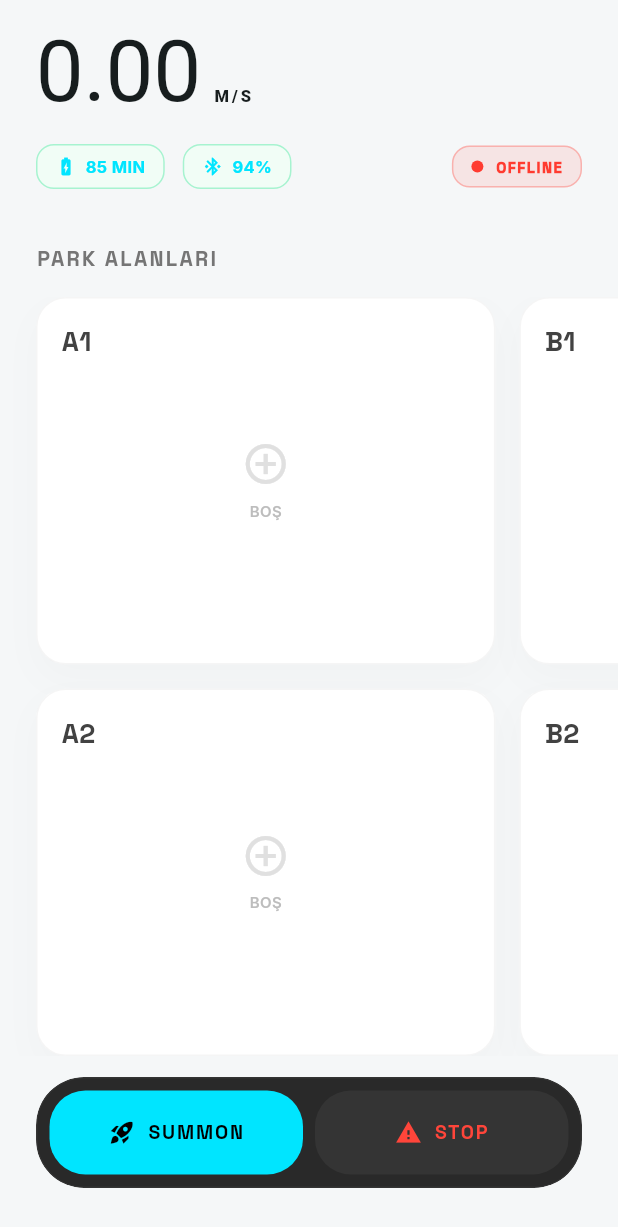
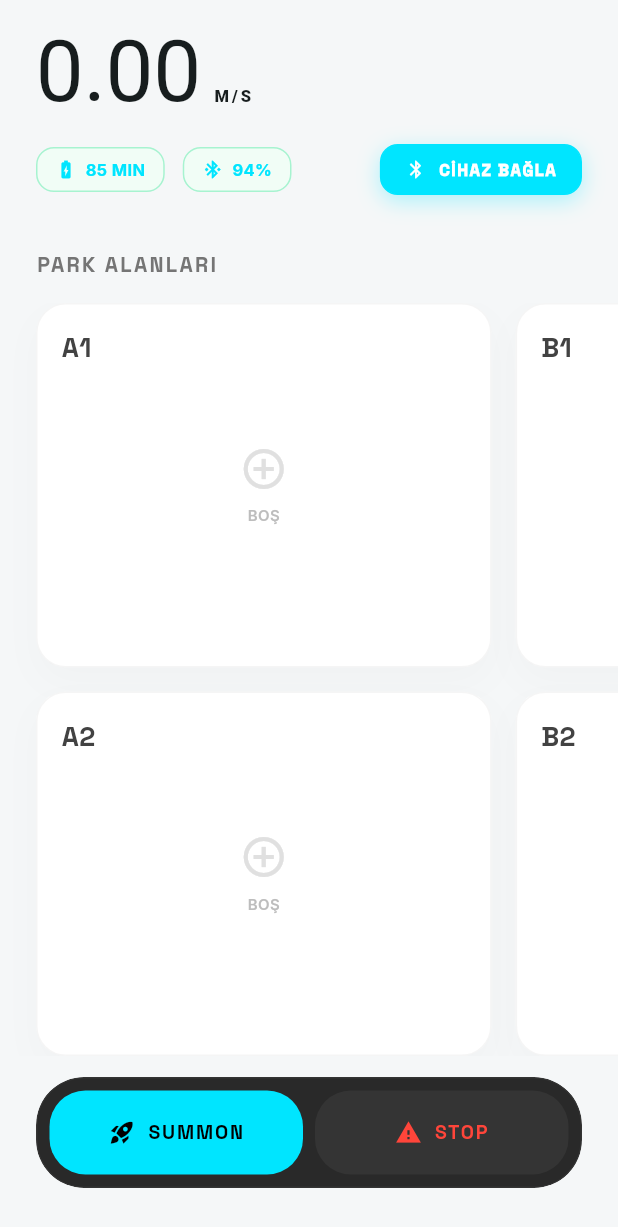
Before and after one commit to YavuzSelimFit/ParkinApp, a Flutter app: the screen it shows after launch, on a phone screen of 412 x 824 dp. Shown: the top 1227 px of the screen. Run offline on Flutter 3.47's test engine with Material 3 defaults, Android fonts, the phone set to English and light mode, and no system bars; our stand-ins replace camera, flutter_riverpod, google_fonts, permission_handler; missing offline and left inert: dart:ffi, flutter_reactive_ble, opencv_dart.

Commit message:
feat: update ArUco to 6x6 and optimize BLE for Arduino Pico

```diff
--- a/lib/features/scanner/application/aruco_scanner_service.dart
+++ b/lib/features/scanner/application/aruco_scanner_service.dart
@@ -14,7 +14,7 @@ class ArucoScannerService {
 
   void initialize() {
     if (_isInitialized) return;
-    final dictionary = cv.ArucoDictionary.predefined(cv.PredefinedDictionaryType.DICT_4X4_50);
+    final dictionary = cv.ArucoDictionary.predefined(cv.PredefinedDictionaryType.DICT_6X6_250);
     final parameters = cv.ArucoDetectorParameters.empty();
     _detector = cv.ArucoDetector.create(dictionary, parameters);
     _isInitialized = true;
--- a/lib/features/scanner/presentation/aruco_scanner_view.dart
+++ b/lib/features/scanner/presentation/aruco_scanner_view.dart
@@ -123,7 +123,7 @@ class _ArUcoScannerViewState extends ConsumerState<ArUcoScannerView> {
             right: 0,
             child: Center(
               child: Text(
-                'POINT AT ARUCO MARKER (DICT_4X4_50)',
+                'POINT AT ARUCO MARKER (DICT_6X6_250)',
                 style: TextStyle(
                   color: Colors.white70,
                   fontSize: 12,
--- a/lib/features/telemetry/presentation/telemetry_header.dart
+++ b/lib/features/telemetry/presentation/telemetry_header.dart
@@ -77,43 +77,43 @@ class StatusIndicator extends ConsumerWidget {
             ref.read(hardwareServiceProvider).startScanning();
             if (context.mounted) {
               ScaffoldMessenger.of(context).showSnackBar(
-                const SnackBar(content: Text('VEHICLE SCANNING STARTED...')),
+                const SnackBar(content: Text('PICO TARANIYOR...')),
               );
             }
           }
         }
       },
-      child: Container(
-        padding: const EdgeInsets.symmetric(horizontal: 12, vertical: 6),
+      child: AnimatedContainer(
+        duration: const Duration(milliseconds: 300),
+        padding: const EdgeInsets.symmetric(horizontal: 16, vertical: 8),
         decoration: BoxDecoration(
-          color: isConnected ? const Color(0x1A00E5FF) : const Color(0x1AFF3B30),
+          color: isConnected ? const Color(0x1A00E5FF) : AppColors.primary,
           borderRadius: BorderRadius.circular(12),
+          boxShadow: isConnected ? [] : [
+            BoxShadow(
+              color: AppColors.primary.withValues(alpha: 0.3),
+              blurRadius: 12,
+              offset: const Offset(0, 4),
+            )
+          ],
           border: Border.all(
-            color: isConnected ? const Color(0x4D00E5FF) : const Color(0x4DFF3B30),
+            color: isConnected ? const Color(0x4D00E5FF) : AppColors.primary,
           ),
         ),
         child: Row(
+          mainAxisSize: MainAxisSize.min,
           children: [
-            Container(
-              width: 8,
-              height: 8,
-              decoration: BoxDecoration(
-                color: isConnected ? AppColors.primary : AppColors.critical,
-                shape: BoxShape.circle,
-                boxShadow: isConnected ? [
-                  const BoxShadow(
-                    color: AppColors.primary,
-                    blurRadius: 8,
-                  )
-                ] : [],
-              ),
+            Icon(
+              isConnected ? Icons.bluetooth_connected : Icons.bluetooth,
+              size: 14,
+              color: isConnected ? AppColors.primary : Colors.white,
             ),
             const SizedBox(width: 8),
             Text(
-              isConnected ? 'CONNECTED' : 'OFFLINE',
+              isConnected ? 'BAĞLI' : 'CİHAZ BAĞLA',
               style: GoogleFonts.spaceGrotesk(
-                color: isConnected ? AppColors.primary : AppColors.critical,
-                fontSize: 10,
+                color: isConnected ? AppColors.primary : Colors.white,
+                fontSize: 11,
                 fontWeight: FontWeight.w900,
                 letterSpacing: 1,
               ),
--- a/lib/services/hardware_communication_service.dart
+++ b/lib/services/hardware_communication_service.dart
@@ -19,9 +19,9 @@ class HardwareCommunicationService {
   void startScanning() {
     _scanStream?.cancel();
     _scanStream = _ble.scanForDevices(withServices: []).listen((device) {
-      // Look for the Raspberry Pi 5 BLE server
-      // You can update "CAR_V1" to your Pi's specific BLE name if needed
-      if (device.name == "CAR_V1" || device.name.contains("raspberrypi")) {
+      // Look for the Arduino Pico or other relevant devices
+      final name = device.name.toLowerCase();
+      if (name.contains("pico") || name.contains("arduino") || name.contains("car_v1")) {
         debugPrint('Vehicle Found: ${device.name} (${device.id})');
         _deviceId = device.id;
         _connect(device.id);
```
